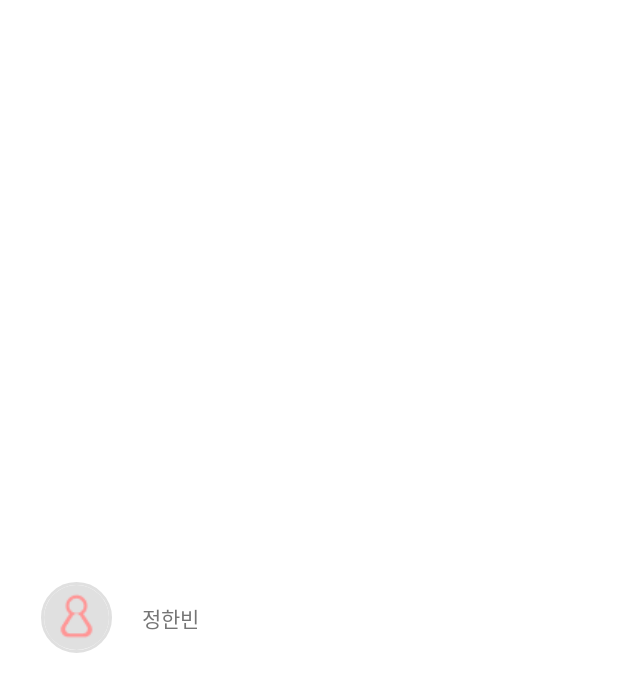
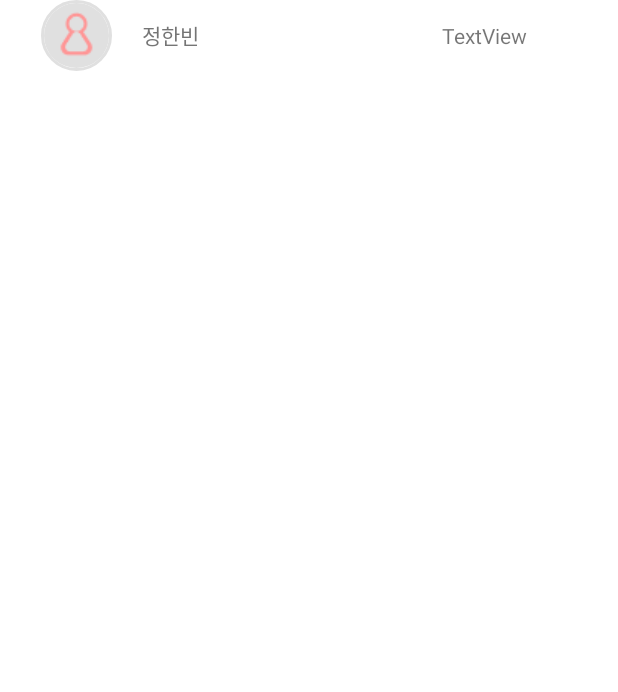
Before and after one commit to BTS-development/BTS_App, an Android app: the layout group_member_ui.xml on its own in the app's theme, with its tools: preview values and no code run, on a phone screen of 412 x 824 dp. Shown: the top 692 px of the screen. Run offline under Robolectric (Android 15) with nearby library versions, the phone set to English and light mode, and no system bars.

```diff
--- a/BluetoothTemperatureSubmitter/app/src/main/java/com/example/bluetoothtemperaturesubmitter/API/TemperatureAPI.kt
+++ b/BluetoothTemperatureSubmitter/app/src/main/java/com/example/bluetoothtemperaturesubmitter/API/TemperatureAPI.kt
@@ -6,7 +6,7 @@ import retrofit2.http.*
 
 interface TemperatureAPI {
     @FormUrlEncoded
-    @POST("/temperatures")
+    @POST("/temperatures/")
     fun postTemp(
         @Header("Authorization") token : String,
         @Field("value") temperature : Double
--- a/BluetoothTemperatureSubmitter/app/src/main/java/com/example/bluetoothtemperaturesubmitter/SignupActivity.kt
+++ b/BluetoothTemperatureSubmitter/app/src/main/java/com/example/bluetoothtemperaturesubmitter/SignupActivity.kt
@@ -39,7 +39,7 @@ class SignupActivity : AppCompatActivity() {
             RetrofitHelper().getUserAPI().signUp(username, email, password1, password2).enqueue(object : retrofit2.Callback<Signup> {
                 override fun onResponse(call: Call<Signup>, response: Response<Signup>) {
                     when (response.code()) {
-                        200 -> {
+                        201 -> {
                             Toast.makeText(this@SignupActivity , "회원가입 성공", Toast.LENGTH_SHORT).show()
                             val intent = Intent(this@SignupActivity,MainActivity::class.java)
                             startActivity(intent)
--- a/BluetoothTemperatureSubmitter/app/src/main/java/com/example/bluetoothtemperaturesubmitter/User/Measured_body_tempreture.java
+++ b/BluetoothTemperatureSubmitter/app/src/main/java/com/example/bluetoothtemperaturesubmitter/User/Measured_body_tempreture.java
@@ -105,6 +105,7 @@ public class Measured_body_tempreture extends Activity {
                 @Override
                 public void onResponse(Call<Temperature> call, Response<Temperature> response) {
                     Toast.makeText(getApplicationContext(),"온도 : " + finalA, Toast.LENGTH_LONG).show();
+                    Log.d("ERROR", String.valueOf(response.code()));
                 }
 
                 @Override
--- a/BluetoothTemperatureSubmitter/app/src/main/java/com/example/bluetoothtemperaturesubmitter/group/Group_join.kt
+++ b/BluetoothTemperatureSubmitter/app/src/main/java/com/example/bluetoothtemperaturesubmitter/group/Group_join.kt
@@ -1,5 +1,6 @@
 package com.example.bluetoothtemperaturesubmitter.group
 
+import android.content.Intent
 import androidx.appcompat.app.AppCompatActivity
 import android.os.Bundle
 import android.util.Log
@@ -8,6 +9,7 @@ import com.example.bluetoothtemperaturesubmitter.API.RetrofitHelper
 import com.example.bluetoothtemperaturesubmitter.DTO.Group
 import com.example.bluetoothtemperaturesubmitter.DTO.JoinGroup
 import com.example.bluetoothtemperaturesubmitter.DTO.UserInfo
+import com.example.bluetoothtemperaturesubmitter.MainNavigationPager
 import com.example.bluetoothtemperaturesubmitter.R
 import kotlinx.android.synthetic.main.activity_group_join.*
 import retrofit2.Call
@@ -53,6 +55,10 @@ class Group_join : AppCompatActivity() {
                     if (response.isSuccessful){
                         Log.d("CODE", response.code().toString())
                         Toast.makeText(this@Group_join, "그룹에 가입 되었습니다.", Toast.LENGTH_LONG).show()
+                        val intent = Intent(this@Group_join, MainNavigationPager::class.java)
+                        intent.putExtra("token", token)
+                        intent.putExtra("pk", response.body()!!.id)
+                        startActivity(intent)
                         finish()
                     }
                 }
--- a/BluetoothTemperatureSubmitter/app/src/main/java/com/example/bluetoothtemperaturesubmitter/group/Group_manage_member.kt
+++ b/BluetoothTemperatureSubmitter/app/src/main/java/com/example/bluetoothtemperaturesubmitter/group/Group_manage_member.kt
@@ -26,6 +26,7 @@ class Group_manage_member : AppCompatActivity() {
         var manageArrayList = ArrayList<User>()
         member_group_name.text = intent.getStringExtra("group_name")
         Log.d("token", token)
+        Group_Code.text = intent.getStringExtra("group_code")
         RetrofitHelper().getGroupAPI().getGroupMember(token,intent.getIntExtra("group_id",0).toString()).enqueue(object : Callback<List<User>>{
             override fun onResponse(call: Call<List<User>>, response: Response<List<User>>) {
                 manageArrayList = (response.body() as ArrayList<User>)!!
--- a/BluetoothTemperatureSubmitter/app/src/main/java/com/example/bluetoothtemperaturesubmitter/group/Group_manage_notion.kt
+++ b/BluetoothTemperatureSubmitter/app/src/main/java/com/example/bluetoothtemperaturesubmitter/group/Group_manage_notion.kt
@@ -49,10 +49,12 @@ class Group_manage_notion : AppCompatActivity() {
             val token = intent.getStringExtra("token")
             val pk = intent.getIntExtra("group_id", 0)
             val group_name = intent.getStringExtra("group_name")
+            val code = intent.getStringExtra("group_code")
             val intent = Intent(this@Group_manage_notion,Group_manage_member::class.java)
             intent.putExtra("token",token)
             intent.putExtra("group_id", pk)
             intent.putExtra("group_name", group_name)
+            intent.putExtra("group_code", code)
             startActivity(intent)
         }
     }
--- a/BluetoothTemperatureSubmitter/app/src/main/res/layout/group_member_ui.xml
+++ b/BluetoothTemperatureSubmitter/app/src/main/res/layout/group_member_ui.xml
@@ -1,9 +1,10 @@
 <?xml version="1.0" encoding="utf-8"?>
-<LinearLayout android:orientation="horizontal"
-    xmlns:android="http://schemas.android.com/apk/res/android"
+<LinearLayout xmlns:android="http://schemas.android.com/apk/res/android"
+    xmlns:app="http://schemas.android.com/apk/res-auto"
     android:layout_width="match_parent"
-    android:layout_height="match_parent"
-    xmlns:app="http://schemas.android.com/apk/res-auto">
+    android:layout_height="wrap_content"
+    android:orientation="horizontal">
+
     <de.hdodenhof.circleimageview.CircleImageView
         android:id="@+id/Group_member_image"
         android:layout_width="47dp"
@@ -12,14 +13,23 @@
         android:layout_marginLeft="27dp"
         android:src="@drawable/group_gray"
         app:civ_border_color="#E0E0E0"
-        app:civ_border_width="2dp"/>
+        app:civ_border_width="2dp" />
+
     <TextView
         android:id="@+id/Grout_member_name"
-        android:layout_width="match_parent"
+        android:layout_width="200dp"
         android:layout_height="wrap_content"
-        android:textColor="#757575"
-        android:textSize="14dp"
+        android:layout_gravity="center"
         android:layout_marginLeft="20dp"
         android:text="정한빈"
-        android:layout_gravity="center"/>
+        android:textColor="#757575"
+        android:textSize="14dp" />
+
+    <TextView
+        android:id="@+id/temp_text"
+        android:layout_width="wrap_content"
+        android:layout_height="wrap_content"
+        android:layout_weight="1"
+        android:text="TextView"
+        android:layout_gravity="center_vertical"/>
 </LinearLayout>
--- a/BluetoothTemperatureSubmitter/app/src/main/res/layout/user_temperature_item.xml
+++ b/BluetoothTemperatureSubmitter/app/src/main/res/layout/user_temperature_item.xml
@@ -9,7 +9,7 @@
 
     <TextView
         android:id="@+id/user_date"
-        android:layout_width="25dp"
+        android:layout_width="50dp"
         android:layout_height="18dp"
         android:layout_marginStart="16dp"
         android:fontFamily="@font/roboto_regular"
```
Also changed, not shown: BluetoothTemperatureSubmitter/app/src/main/java/com/example/bluetoothtemperaturesubmitter/User/User_temperature_log.kt (+9 -5 lines).
